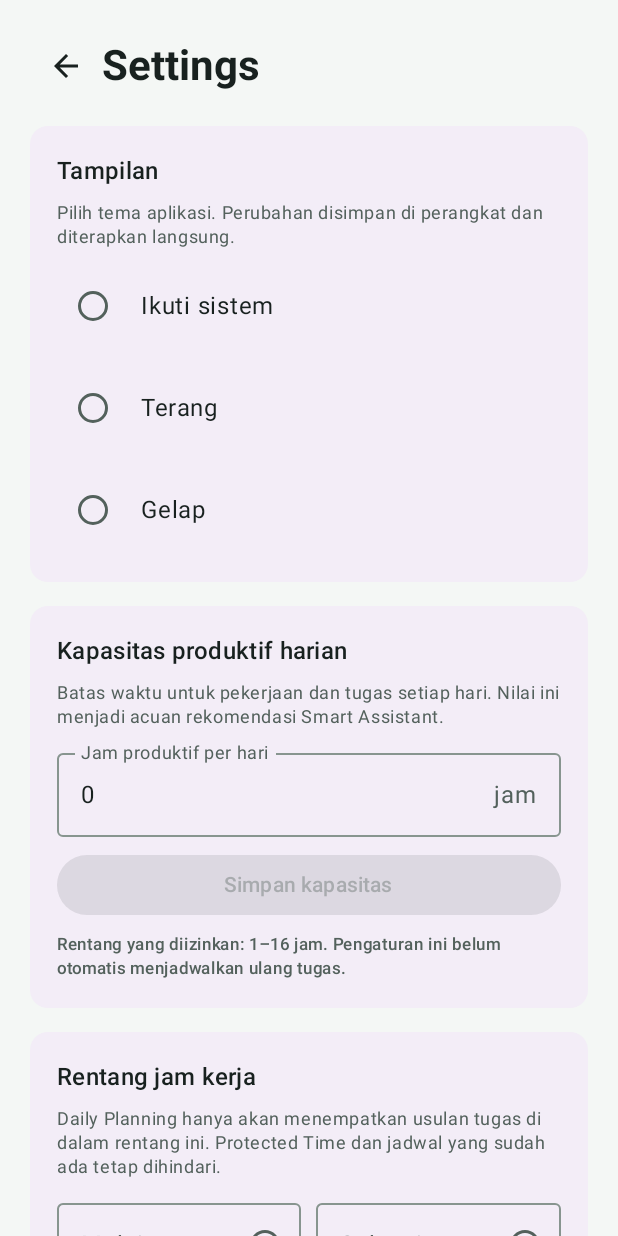
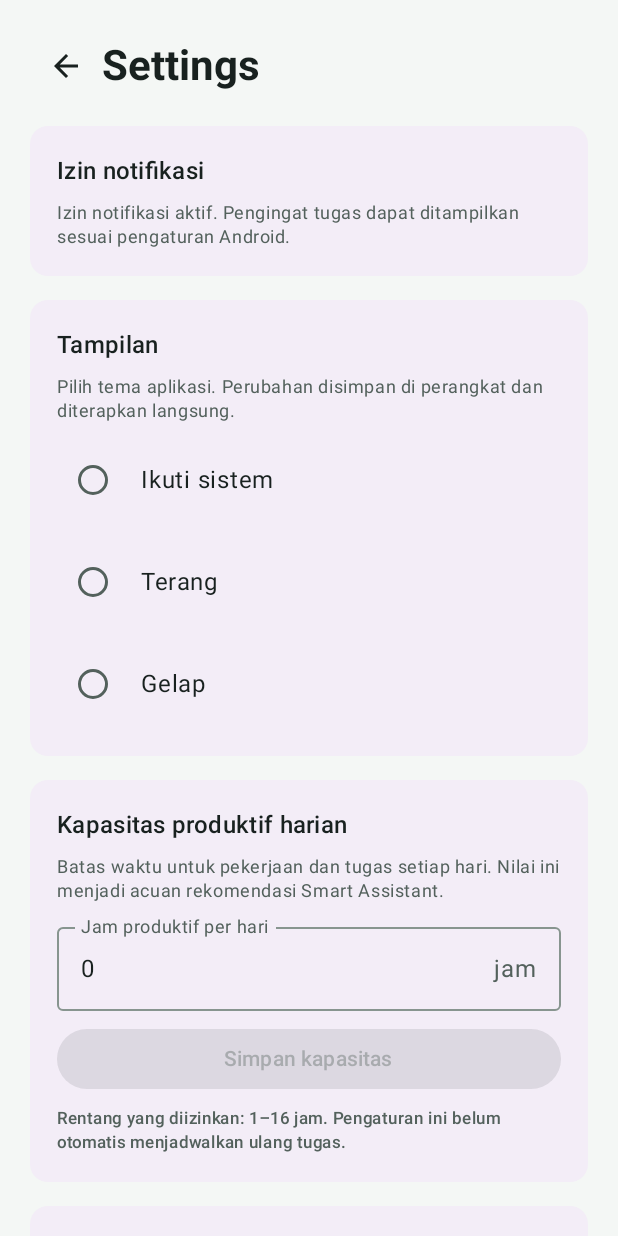
Before and after one commit to baliksakola/PaDayFlow, an Android app built with Jetpack Compose: the composable SettingsScreen called with empty values, on a phone screen of 412 x 824 dp. Run offline under Robolectric (Android 15) with nearby library versions, the phone set to English and light mode, and no system bars; our stand-ins replace Room's generated code.

Commit message:
Expose Android notification permission status in settings

```diff
--- a/app/src/main/java/com/padayflow/app/MainActivity.kt
+++ b/app/src/main/java/com/padayflow/app/MainActivity.kt
@@ -522,6 +522,42 @@ private fun SettingsScreen(
                 Icon(Icons.Outlined.ArrowBack, contentDescription = "Kembali")
             }
             Text("Settings", style = MaterialTheme.typography.headlineMedium, fontWeight = FontWeight.Bold)
+        }
+
+        val notificationContext = LocalContext.current
+        var notificationPermissionRefresh by remember { mutableIntStateOf(0) }
+        val notificationPermissionGranted = Build.VERSION.SDK_INT < 33 ||
+            ContextCompat.checkSelfPermission(notificationContext, Manifest.permission.POST_NOTIFICATIONS) == PackageManager.PERMISSION_GRANTED
+        Card(
+            Modifier.fillMaxWidth(),
+            colors = CardDefaults.cardColors(containerColor = MaterialTheme.colorScheme.surfaceContainer)
+        ) {
+            Column(Modifier.padding(18.dp), verticalArrangement = Arrangement.spacedBy(8.dp)) {
+                Text("Izin notifikasi", style = MaterialTheme.typography.titleMedium, fontWeight = FontWeight.SemiBold)
+                Text(
+                    if (notificationPermissionGranted)
+                        "Izin notifikasi aktif. Pengingat tugas dapat ditampilkan sesuai pengaturan Android."
+                    else
+                        "Izin notifikasi belum diberikan. Pengingat terjadwal tetap tersimpan, tetapi Android dapat memblokir tampilannya.",
+                    style = MaterialTheme.typography.bodySmall,
+                    color = MaterialTheme.colorScheme.onSurfaceVariant
+                )
+                if (!notificationPermissionGranted && Build.VERSION.SDK_INT >= 33) {
+                    Button(
+                        onClick = {
+                            (notificationContext as? android.app.Activity)?.let {
+                                ActivityCompat.requestPermissions(
+                                    it,
+                                    arrayOf(Manifest.permission.POST_NOTIFICATIONS),
+                                    7101
+                                )
+                                notificationPermissionRefresh++
+                            }
+                        },
+                        modifier = Modifier.fillMaxWidth()
+                    ) { Text("Izinkan notifikasi") }
+                }
+            }
         }
 
         Card(
```
